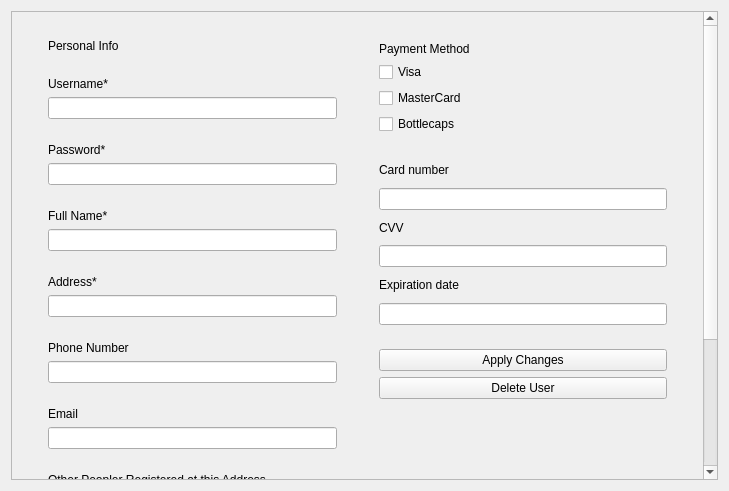
Above: optionswindow.ui from EduPonz/SmartTrashCan_B376 before the change. Below: the same form after it.
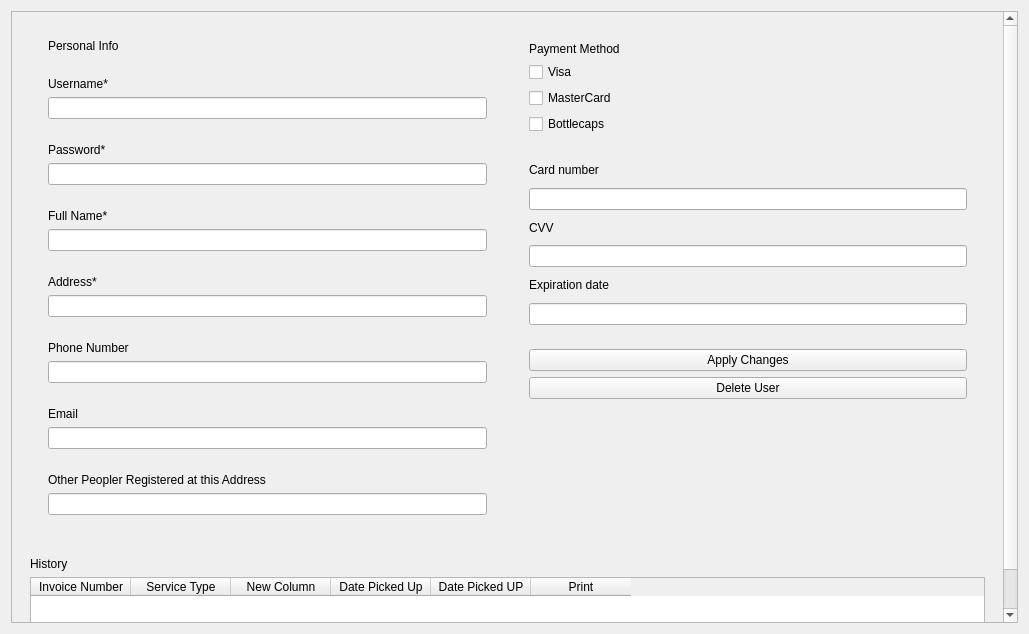
That is the form after the change.

Diff of the .ui file:
```diff
--- a/optionswindow.ui
+++ b/optionswindow.ui
@@ -6,8 +6,8 @@
    <rect>
     <x>0</x>
     <y>0</y>
-    <width>729</width>
-    <height>491</height>
+    <width>1029</width>
+    <height>634</height>
    </rect>
   </property>
   <property name="windowTitle">
@@ -24,8 +24,8 @@
        <rect>
         <x>0</x>
         <y>0</y>
-        <width>688</width>
-        <height>789</height>
+        <width>1003</width>
+        <height>790</height>
        </rect>
       </property>
       <layout class="QVBoxLayout" name="verticalLayout" stretch="1,0">
@@ -287,6 +287,23 @@
                   </property>
                  </widget>
                 </item>
+                <item row="2" column="0">
+                 <widget class="QLabel" name="optionsOutPutLabel">
+                  <property name="font">
+                   <font>
+                    <pointsize>24</pointsize>
+                    <weight>75</weight>
+                    <bold>true</bold>
+                   </font>
+                  </property>
+                  <property name="text">
+                   <string/>
+                  </property>
+                  <property name="alignment">
+                   <set>Qt::AlignHCenter|Qt::AlignTop</set>
+                  </property>
+                 </widget>
+                </item>
                </layout>
               </widget>
              </item>
```
Left out of the diff: 7 changed lines with no effect on the pictures.
